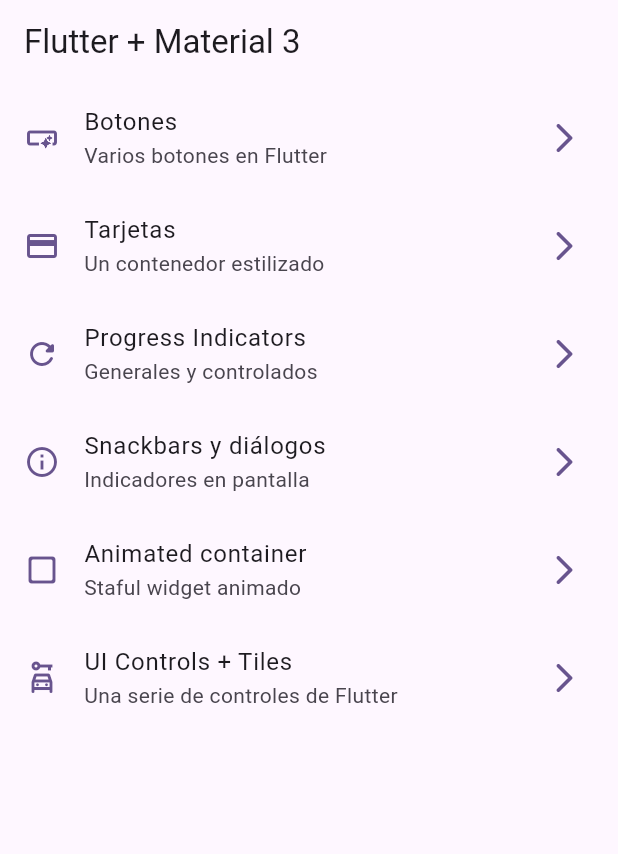
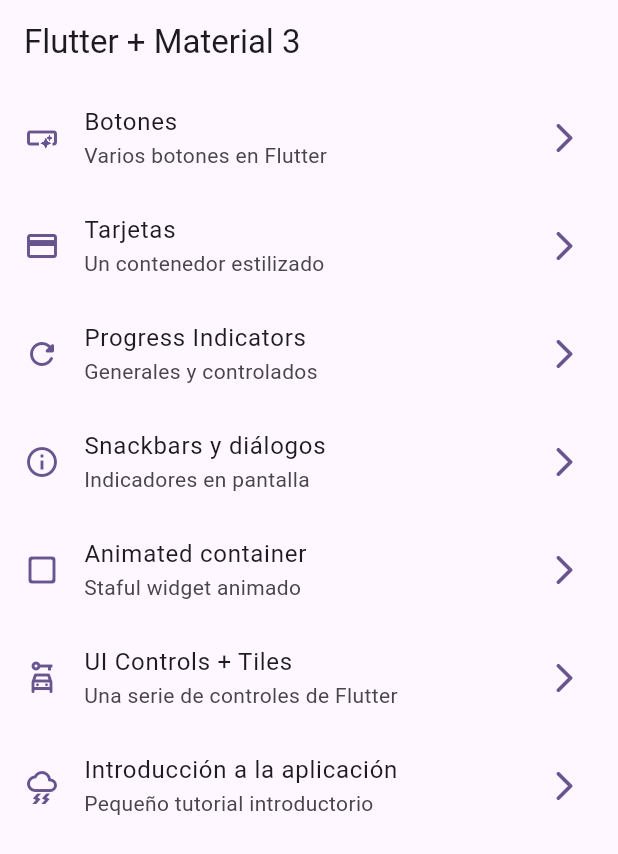
Before and after one commit to Mikaruz/flutter-course, a Flutter app: the screen it shows after launch, on a phone screen of 412 x 824 dp. Shown: the top 854 px of the screen. Run offline on Flutter 3.47's test engine with Material 2 defaults, Android fonts, the phone set to English and light mode, and no system bars; our stand-ins replace go_router.

Commit message:
Imágenes agregadas

```diff
--- a/lib/config/menu/menu_items.dart
+++ b/lib/config/menu/menu_items.dart
@@ -44,4 +44,9 @@ const appMenuItems = <MenuItem>[
       subTitle: 'Una serie de controles de Flutter',
       link: '/ui-controls',
       icon: Icons.car_rental_outlined),
+  MenuItem(
+      title: 'Introducción a la aplicación',
+      subTitle: 'Pequeño tutorial introductorio',
+      link: '/tutorial',
+      icon: Icons.thunderstorm_outlined),
 ];
--- a/lib/config/router/app_router.dart
+++ b/lib/config/router/app_router.dart
@@ -14,4 +14,7 @@ final appRouter = GoRouter(routes: [
   GoRoute(
       path: '/ui-controls',
       builder: (context, state) => const UiControlsScreen()),
+  GoRoute(
+      path: '/tutorial',
+      builder: (context, state) => const AppTutorialScreen()),
 ]);
--- a/pubspec.yaml
+++ b/pubspec.yaml
@@ -18,3 +18,6 @@ dev_dependencies:
 
 flutter:
   uses-material-design: true
+
+assets:
+  - assets/images/
```
Also changed, not shown: assets/Images/1.png (added), assets/Images/2.png (added), assets/Images/3.png (added), assets/Images/jar-loading.gif (added).
